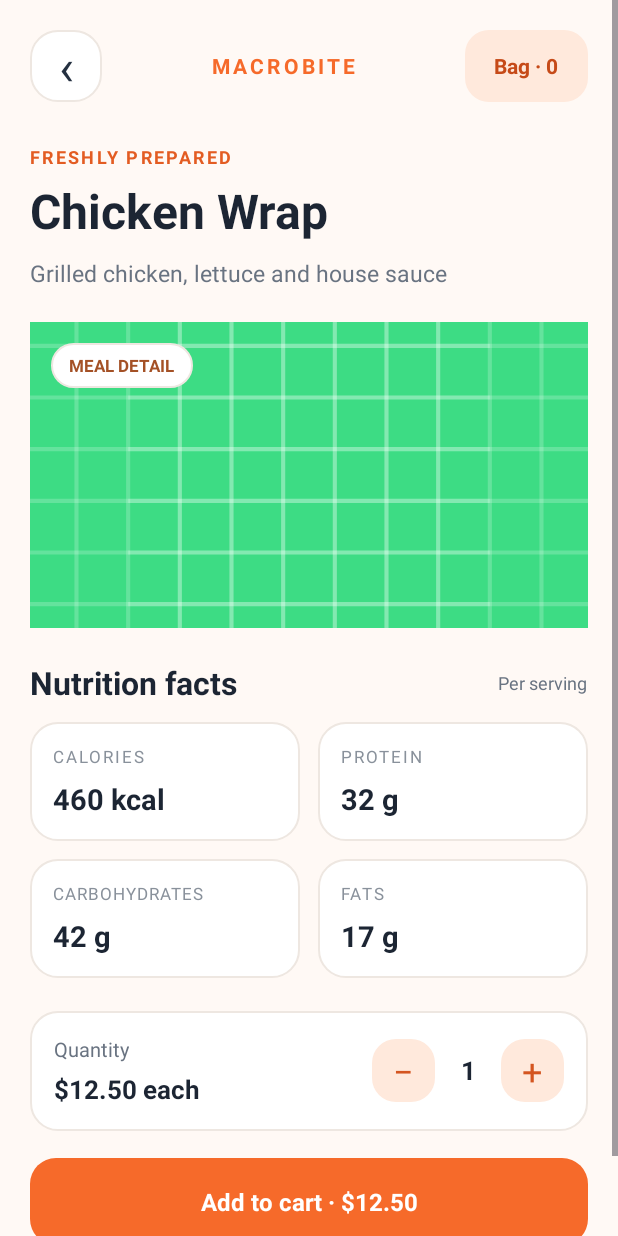
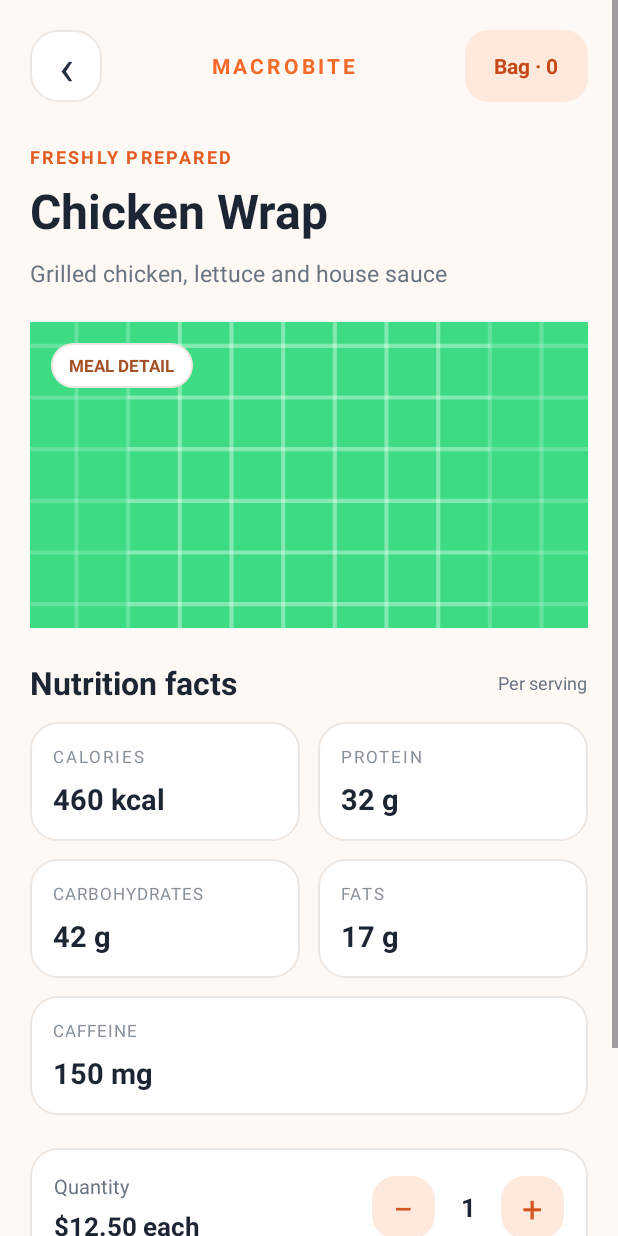
Before and after one commit to TerrenceNgari/MOBILE-APP2-2026, an Android app: the layout activity_item_page.xml on its own in the app's theme, with its tools: preview values and no code run, on a phone screen of 412 x 824 dp. Run offline under Robolectric (Android 15) with nearby library versions, the phone set to English and light mode, and no system bars.

Commit message:
Added caffeine information and a Coffee House menu item

```diff
--- a/app/src/main/java/com/example/deliveryapp/OrderPage.java
+++ b/app/src/main/java/com/example/deliveryapp/OrderPage.java
@@ -87,7 +87,7 @@ public class OrderPage extends AppCompatActivity {
                 new GridLayoutManager(this, 2)
         );
 
-        adapter = new FoodAdapter(this, arrLst);
+        adapter = new FoodAdapter(this, arrLst, restaurantId);
         recView.setAdapter(adapter);
 
         // Search bar
--- a/app/src/main/java/com/example/deliveryapp/RestaurantModal.java
+++ b/app/src/main/java/com/example/deliveryapp/RestaurantModal.java
@@ -23,6 +23,9 @@ public class RestaurantModal {
         this.imageName = imageName;
     }
 
+
+    // Getters
+
     public String getId(){
         return id;
     }
@@ -43,6 +46,9 @@ public class RestaurantModal {
         return imageName;
     }
 
+
+
+    // Setters
 
     public void setId(String id){
         this.id = id;
--- a/app/src/main/res/layout/activity_item_page.xml
+++ b/app/src/main/res/layout/activity_item_page.xml
@@ -92,6 +92,40 @@
             </LinearLayout>
         </LinearLayout>
 
+        <LinearLayout
+            android:id="@+id/containerCaffeine"
+            android:layout_width="match_parent"
+            android:layout_height="wrap_content"
+            android:layout_marginTop="12dp"
+            android:orientation="horizontal">
+
+            <LinearLayout
+                android:layout_width="match_parent"
+                android:layout_height="wrap_content"
+                android:background="@drawable/mb_card"
+                android:orientation="vertical"
+                android:padding="15dp">
+
+                <TextView
+                    android:layout_width="match_parent"
+                    android:layout_height="wrap_content"
+                    android:letterSpacing="0.06"
+                    android:text="CAFFEINE"
+                    android:textColor="#89919B"
+                    android:textSize="11sp" />
+
+                <TextView
+                    android:id="@+id/textCaffeine"
+                    android:layout_width="match_parent"
+                    android:layout_height="wrap_content"
+                    android:layout_marginTop="7dp"
+                    android:text="150 mg"
+                    android:textColor="#1C2533"
+                    android:textSize="19sp"
+                    android:textStyle="bold" />
+            </LinearLayout>
+        </LinearLayout>
+
         <LinearLayout android:layout_width="match_parent" android:layout_height="wrap_content"
             android:layout_marginTop="22dp" android:padding="16dp" android:orientation="horizontal"
             android:gravity="center_vertical" android:background="@drawable/mb_card">
```
Also changed, not shown: app/src/main/java/com/example/deliveryapp/FoodAdapter.java (+6 -1 lines), app/src/main/java/com/example/deliveryapp/FoodModal.java (+27 -0 lines), app/src/main/java/com/example/deliveryapp/ItemPage.java (+27 -1 lines), app/src/main/res/drawable/coffee_black.jpg (added).
